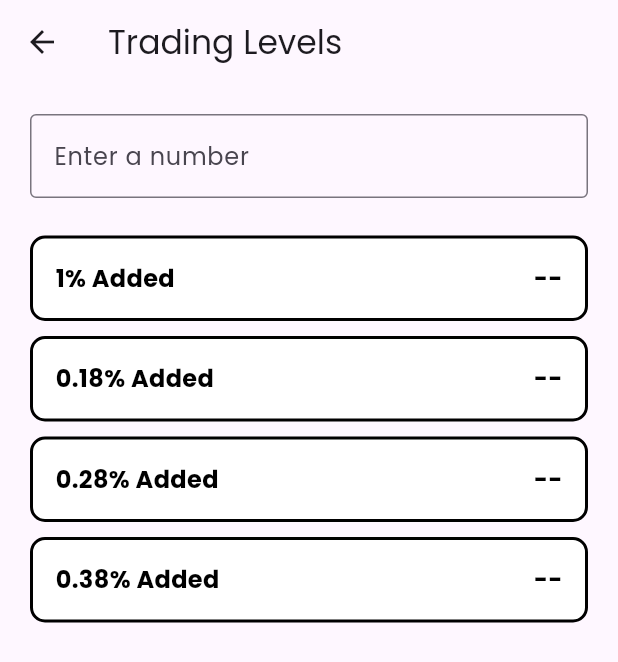
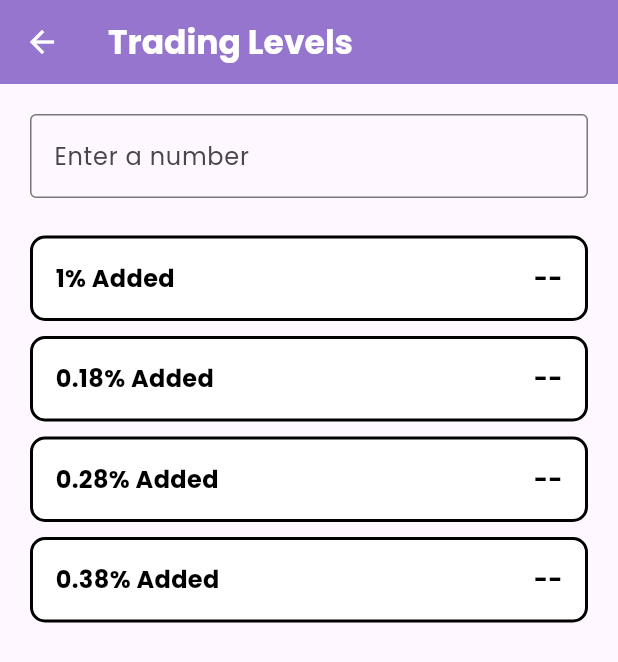
Before and after one commit to Prasad48432/trading_levels, a Flutter app: the CalculatorPage screen opened directly, on a phone screen of 412 x 824 dp. Shown: the top 662 px of the screen. Run offline on Flutter 3.47's test engine with Material 3 defaults, Android fonts, the phone set to English and light mode, and no system bars.

```diff
--- a/lib/caluculator_page.dart
+++ b/lib/caluculator_page.dart
@@ -42,7 +42,13 @@ class _CalculatorPageState extends State<CalculatorPage> {
   Widget build(BuildContext context) {
     return Scaffold(
       appBar: AppBar(
-        title: const Text('Trading Levels'),
+        backgroundColor: Colors.deepPurple[300],
+        elevation: 0,
+        iconTheme: const IconThemeData(color: Colors.white),
+        title: const Text(
+          'Trading Levels',
+          style: TextStyle(color: Colors.white, fontWeight: FontWeight.bold),
+        ),
       ),
       body: Padding(
         padding: const EdgeInsets.all(20.0),
--- a/lib/main.dart
+++ b/lib/main.dart
@@ -32,7 +32,7 @@ class HomePage extends StatelessWidget {
         centerTitle: true,
         title: const Text(
           'Trading Tools',
-          style: TextStyle(color: Colors.white),
+          style: TextStyle(color: Colors.white, fontWeight: FontWeight.bold),
         ),
         leading: IconButton(
           icon: const Icon(Icons.menu, color: Colors.white),
@@ -50,8 +50,8 @@ class HomePage extends StatelessWidget {
         child: Column(
           mainAxisAlignment: MainAxisAlignment.start,
           children: [
-            _buildCard(context, 'Calculator', Icons.leaderboard,
-                const CalculatorPage()),
+            _buildCard(
+                context, 'Levels', Icons.leaderboard, const CalculatorPage()),
             _buildCard(
                 context, 'History', Icons.history, const CalculatorPage()),
             _buildCard(
```
